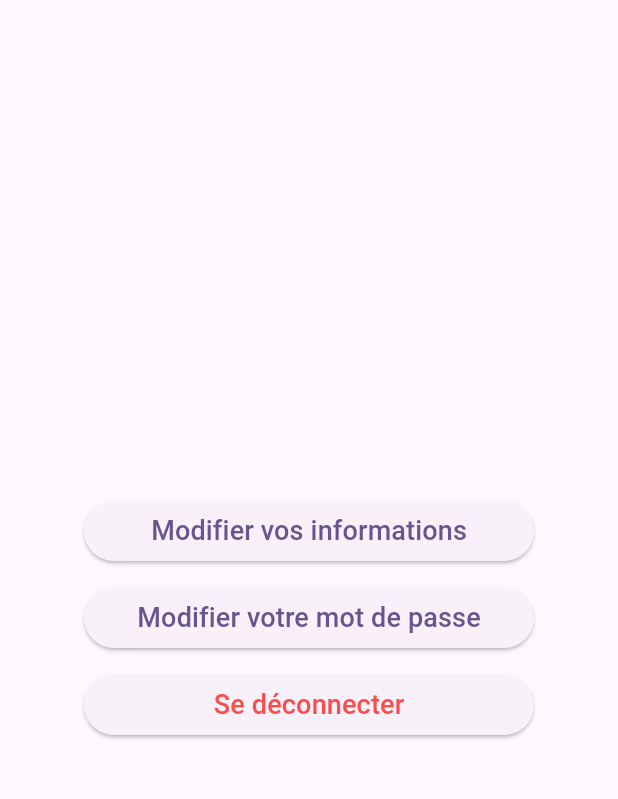
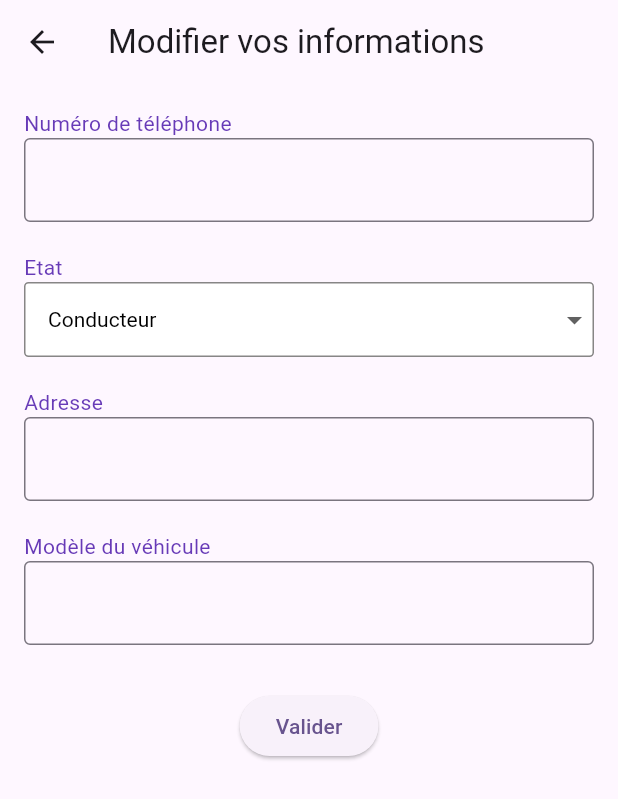
Before and after one commit to EmMEUHnez-moi/App, a Flutter app: the ParametrePage screen opened directly, after a tap on "Modifier vos informations", on a phone screen of 412 x 824 dp. Shown: the top 799 px of the screen. Run offline on Flutter 3.47's test engine with Material 3 defaults, Android fonts, the light colour scheme and no system bars; our stand-ins replace bloc, equatable, flutter_bloc.

Commit message:
amélioration page profil (deconnexion, modifier info)

```diff
--- a/lib/profil/view/profil_view.dart
+++ b/lib/profil/view/profil_view.dart
@@ -1,5 +1,7 @@
 import 'package:emmeuhnez_moi_app/Accueil/widget/button_accueil.dart';
+import 'package:emmeuhnez_moi_app/trajets/widget/champforumlaire_picker.dart';
 import 'package:emmeuhnez_moi_app/profil/view/connexion_view.dart';
+import 'package:emmeuhnez_moi_app/trajets/widget/dropdownlist.dart';
 import 'package:flutter/material.dart';
 
 class ProfilView extends StatefulWidget {
@@ -59,8 +61,9 @@ class InformationPage extends StatelessWidget {
     return Scaffold(
       body: Center(
         child: Column(
-          mainAxisAlignment: MainAxisAlignment.center,
+          mainAxisAlignment: MainAxisAlignment.start,
           children: [
+            SizedBox(height: 20), //j'espace le texte des boutons
             Row(
               mainAxisAlignment: MainAxisAlignment.center,
               children: [
@@ -77,8 +80,6 @@ class InformationPage extends StatelessWidget {
                   ),
                 ),
                 Spacer(),
-
-                Spacer(),
               ],
             ),
             Text(
@@ -93,8 +94,8 @@ class InformationPage extends StatelessWidget {
             ),
             SizedBox(height: 20), //j'espace le texte des boutons
             Container(
-                width: 400,
-                height: 320,
+                width: 350,
+                height: 380,
                 decoration: BoxDecoration(
                   border: Border.all(
                     color: Colors.deepPurple,
@@ -114,7 +115,7 @@ class InformationPage extends StatelessWidget {
                           title: Text('Numéro de téléphone :')),
                       ListTile(leading: Icon(Icons.man), title: Text('Etat :')),
                       ListTile(
-                          leading: Icon(Icons.home), title: Text('Bâtiment :')),
+                          leading: Icon(Icons.home), title: Text('Adresse :')),
                       ListTile(
                           leading: Icon(Icons.airport_shuttle_rounded),
                           title: Text('Modèle du véhicule :')),
@@ -142,7 +143,10 @@ class ParametrePage extends StatelessWidget {
               width: 300,
               child: ElevatedButton(
                 onPressed: () {
-                  // Action for first button
+                  Navigator.push(
+                    context,
+                    MaterialPageRoute(builder: (context) => ModifInfo()),
+                  );  // Action for first button
                 },
                 child: Text(
                     style: TextStyle(fontSize: 18),
@@ -166,7 +170,9 @@ class ParametrePage extends StatelessWidget {
               width: 300,
               child: ElevatedButton(
                 onPressed: () {
-                  showDialog(context: context, builder: (BuildContext context){
+                  showDialog(
+                      context: context,
+                      builder: (BuildContext context) {
                         return AlertDialog(
                           title: Text('Attention'),
                           content: Text(
@@ -177,22 +183,28 @@ class ParametrePage extends StatelessWidget {
                               onPressed: () {
                                 Navigator.of(context).pop();
                               },
-                          child: Text(style: TextStyle(fontSize: 16),
-                            'Annuler'),
+                              child: Text(
+                                  style: TextStyle(fontSize: 16), 'Annuler'),
                             ),
                             TextButton(
                               onPressed: () {
                                 Navigator.of(context).pop();
-                            ScaffoldMessenger.of(context).showSnackBar(
-                              SnackBar(
+                                Navigator.push(
+                                  //temporaire, apres pushAndRemoveUntil
+                                  context,
+                                  MaterialPageRoute(
+                                      builder: (context) => ConnexionView()),
+                                );
+                                ScaffoldMessenger.of(context)
+                                    .showSnackBar(SnackBar(
                                   content: Text(
                                       style: TextStyle(fontSize: 16),
                                       'Vous êtes déconnecté(e) !'),
                                   duration: Duration(seconds: 2),
                                 ));
                               },
-                          child: Text(style: TextStyle(fontSize: 16),
-                            'Confirmer'),
+                              child: Text(
+                                  style: TextStyle(fontSize: 16), 'Confirmer'),
                             ),
                           ],
                         );
@@ -211,3 +223,62 @@ class ParametrePage extends StatelessWidget {
     );
   }
 }
+
+class ModifInfo extends StatefulWidget {
+  const ModifInfo({super.key});
+
+  @override
+  _ModifInfoState createState() => _ModifInfoState();
+}
+
+class _ModifInfoState extends State<ModifInfo> {
+  @override
+  Widget build(BuildContext context) {
+    return Scaffold(
+      appBar: AppBar(
+        title: Text('Modifier vos informations'),
+      ),
+      body: Padding(
+        padding: const EdgeInsets.all(16.0),
+        child: Form(
+          child: Column(
+            children: <Widget>[
+              ChampFormulaire(
+                label: "Numéro de téléphone",
+                texteduchamp: '',
+                cacheoupas: false,
+              ),
+              SizedBox(height: 20),
+              ListeDeroulante(
+                label: "Etat",
+                options: ['Conducteur', 'Passager', 'Conducteur et passager'],
+                onChanged: (String? newValue) {
+                  // Action for dropdownlist
+                },
+              ),
+              SizedBox(height: 20),
+              ChampFormulaire(
+                label: "Adresse",
+                texteduchamp: '',
+                cacheoupas: false,
+              ),
+              SizedBox(height: 20),
+              ChampFormulaire(
+                label: "Modèle du véhicule",
+                texteduchamp: '',
+                cacheoupas: false,
+              ),
+              SizedBox(height: 30),
+              ElevatedButton(
+                onPressed: () {
+                  // Action for button
+                },
+                child: Text('Valider'),
+              ),
+            ],
+          ),
+        ),
+      ),
+    );
+  }
+}
--- /dev/null
+++ b/lib/trajets/widget/dropdownlist.dart
@@ -0,0 +1,72 @@
+import 'package:flutter/material.dart';
+
+class ListeDeroulante extends StatefulWidget {
+  final String label; // Le titre à afficher au-dessus de la liste déroulante
+  final List<String> options;
+  final Function(String?) onChanged;
+
+  ListeDeroulante({
+    required this.label,
+    required this.options,
+    required this.onChanged,
+  });
+
+  @override
+  _ListeDeroulanteState createState() => _ListeDeroulanteState();
+}
+
+class _ListeDeroulanteState extends State<ListeDeroulante> {
+  String? selectedValue;
+
+  @override
+  void initState() {
+    super.initState();
+    selectedValue = widget.options.isNotEmpty ? widget.options[0] : null;
+  }
+
+  @override
+  Widget build(BuildContext context) {
+    return Column(
+      crossAxisAlignment: CrossAxisAlignment.start, // Aligne les éléments à gauche
+      children: [
+        // Titre au-dessus de la liste déroulante
+        Text(
+          widget.label,
+          style: TextStyle(
+            color: Colors.deepPurple, // Couleur du texte // Texte en gras
+          ),
+        ), // Espacement entre le titre et la liste déroulante
+        // Liste déroulante avec style personnalisé
+        Container(
+          width: double.infinity, // Prend toute la largeur disponible
+          decoration: BoxDecoration(
+            borderRadius: BorderRadius.circular(3), // Coins arrondis
+            border: Border.all(color: const Color.fromARGB(255, 135, 134, 134)), // Bordure grise
+            color: Colors.white, // Fond blanc
+          ),
+          child: DropdownButton<String>(
+            isExpanded: true, // Étend la largeur pour occuper toute la place
+            value: selectedValue,
+            onChanged: (String? newValue) {
+              setState(() {
+                selectedValue = newValue;
+              });
+              widget.onChanged(newValue); // Appelle la méthode de callback
+            },
+            items: widget.options.map<DropdownMenuItem<String>>((String value) {
+              return DropdownMenuItem<String>(
+                value: value,
+                child: Padding(
+                  padding: const EdgeInsets.only(left: 15), // Ajoute un alinéa à gauche
+                  child: Text(value),
+                ),
+              );
+            }).toList(),
+            style: TextStyle(color: Colors.black), // Couleur du texte
+            underline: Container(), // Supprime la ligne sous la liste déroulante
+          ),
+        ),
+      ],
+    );
+  }
+}
```
Also changed, not shown: pubspec.lock, 4 other files. Lines whose indentation alone changed are shown as unchanged.
